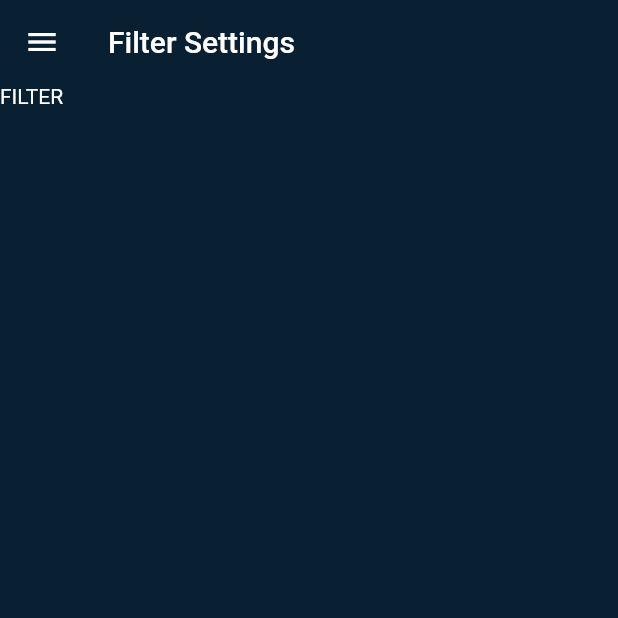
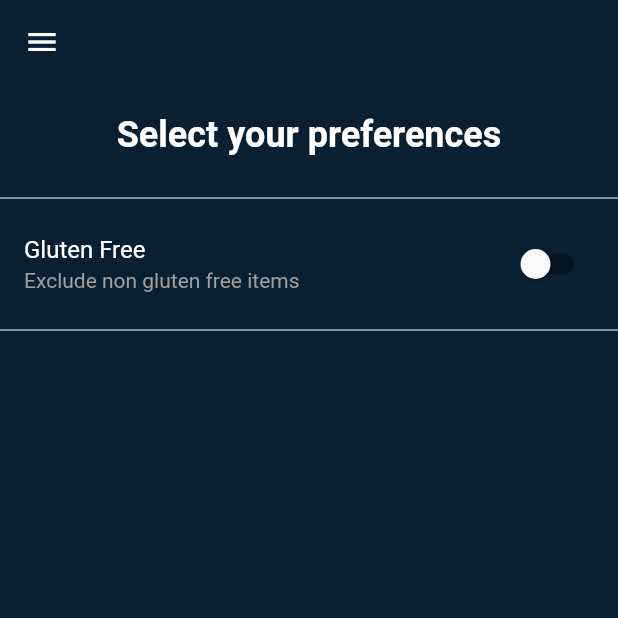
Before and after one commit to tomislavmiksik/meals-app, a Flutter app: the FiltersScreen screen opened by its route, on a phone screen of 412 x 824 dp, the top half of it. Run offline on Flutter 3.47's test engine with Material 2 defaults, Android fonts, the phone set to English and light mode, and no system bars.

Commit message:
filter screen additions, meal exclusion added from lists

```diff
--- a/lib/main.dart
+++ b/lib/main.dart
@@ -51,12 +51,13 @@ class MyApp extends StatelessWidget {
                 fontFamily: 'RobotoCondensed',
                 color: Colors.white,
               ),
+              subtitle1: TextStyle(color: Colors.white),
             ),
       ),
       initialRoute: '/',
       //list of all available routes which access the screens
       routes: {
-        '/': (ctx)=> TabsScreen(),
+        '/': (ctx) => TabsScreen(),
         CategoryMealsScreen.routeName: (ctx) => CategoryMealsScreen(),
         MealDetailScreen.routeName: (ctx) => MealDetailScreen(),
         FiltersScreen.routeName: (ctx) => FiltersScreen(),
--- a/lib/screens/filters_screen.dart
+++ b/lib/screens/filters_screen.dart
@@ -1,22 +1,66 @@
 import 'package:flutter/material.dart';
 import 'package:meals_app/widgets/main_drawer.dart';
 
-class FiltersScreen extends StatelessWidget {
+class FiltersScreen extends StatefulWidget {
   const FiltersScreen({Key? key}) : super(key: key);
 
   static const routeName = '/filters';
 
   @override
+  State<FiltersScreen> createState() => _FiltersScreenState();
+}
+
+class _FiltersScreenState extends State<FiltersScreen> {
+  bool isGlutenFree = false;
+  bool isVegan = false;
+  bool isVegetarian = false;
+  bool isLactoseFree = false;
+
+  @override
   Widget build(BuildContext context) {
     return Scaffold(
       appBar: AppBar(
-        title: Text(
-          'Filter Settings'
-        ),
+        //title: Text('Filter Settings'),
       ),
       drawer: MainDrawer(),
-      body: Container(
-        child: Text('FILTER'),
+      body: Column(
+        children: [
+          Container(
+            padding: const EdgeInsets.all(20),
+            child: const Text(
+              'Select your preferences',
+              style: TextStyle(
+                  color: Colors.white,
+                  fontSize: 24,
+                  fontWeight: FontWeight.bold),
+            ),
+          ),
+          const Divider(
+            color: Colors.white,
+          ),
+          Expanded(
+            child: ListView(
+              children: [
+                SwitchListTile(
+                  onChanged: (bool value) {
+                    setState((){
+                      isGlutenFree = value;
+                    });
+                  },
+                  value: isGlutenFree,
+                  title: Text('Gluten Free'),
+                  subtitle: const Text(
+                    'Exclude non gluten free items',
+                    style: TextStyle(color: Colors.grey),
+                  ),
+                ),
+                const Divider(
+                  color: Colors.white,
+                ),
+              ],
+            ),
+          ),
+        ],
       ),
     );
   }
```
Also changed, not shown: lib/screens/category_meals_screen.dart (+34 -4 lines), lib/screens/meal_detail_screen.dart (+11 -0 lines), lib/widgets/meal_item.dart (+7 -2 lines).
